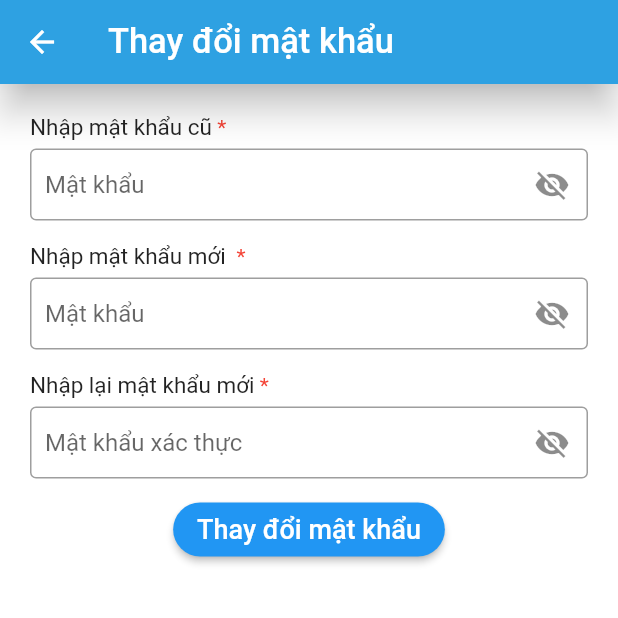
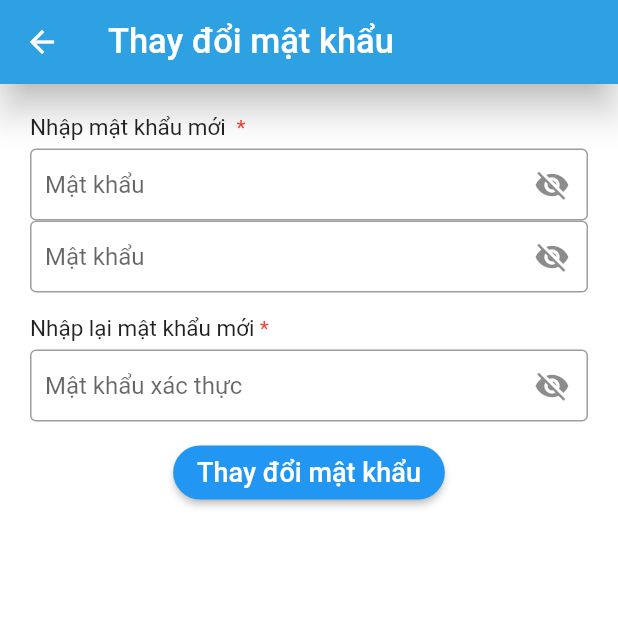
Before and after one commit to HungPham-Coder/HEH_repo, a Flutter app: the renewForgotPass screen opened directly, on a phone screen of 412 x 824 dp, the top half of it. Run offline on Flutter 3.47's test engine with Material 2 defaults, Android fonts, the phone set to English and light mode, and no system bars; our stand-ins replace awesome_notifications, chewie, cloud_firestore, email_validator, firebase_auth, firebase_core and 14 more; missing offline and left inert: agora_chat_sdk, agora_rtc_engine, agora_uikit, dart:ffi, email_otp, flutter_login_facebook; accounts and stored records are empty.

Commit message:
Update forgot password

```diff
--- a/heh_application/lib/ForgotPassword Page/renewPass,.dart
+++ b/heh_application/lib/ForgotPassword Page/renewPass,.dart
@@ -11,12 +11,13 @@ class renewForgotPass extends StatefulWidget {
 }
 
 class _renewForgotPassState extends State<renewForgotPass> {
-  final TextEditingController _oldPassword = TextEditingController();
   final TextEditingController _newPassword = TextEditingController();
   final TextEditingController _confirmPassword = TextEditingController();
-
+  bool validPassword = false;
+  bool validConfirmPass = false;
   bool isObscure = false;
   bool isObscure1 = false;
+
   @override
   void initState() {
     super.initState();
@@ -40,7 +41,6 @@ class _renewForgotPassState extends State<renewForgotPass> {
           padding: const EdgeInsets.all(20),
           child: Column(
             children: [
-              oldPassword(label: "Nhập mật khẩu cũ"),
               newPassword(label: "Nhập mật khẩu mới "),
               confirmPassword(label: "Nhập lại mật khẩu mới"),
               confirm(),
@@ -56,58 +56,11 @@ class _renewForgotPassState extends State<renewForgotPass> {
             style: const ButtonStyle(
                 shape: MaterialStatePropertyAll(RoundedRectangleBorder(
                     borderRadius: BorderRadius.all(Radius.circular(20))))),
-            onPressed: () async {
-
-            },
+            onPressed: () async {},
             child: Container(
               child: const Text("Thay đổi mật khẩu",
                   style: TextStyle(fontSize: 18)),
             )));
-  }
-
-  Widget oldPassword({label}) {
-    return Column(
-      children: <Widget>[
-        Row(
-          children: <Widget>[
-            Text(
-              label,
-              style: const TextStyle(
-                  fontSize: 15,
-                  fontWeight: FontWeight.w400,
-                  color: Colors.black87),
-            ),
-            const Text(
-              " *",
-              style: TextStyle(color: Colors.red),
-            ),
-          ],
-        ),
-        const SizedBox(height: 5),
-        TextFormField(
-          controller: _oldPassword,
-          obscureText: isObscure,
-          decoration: InputDecoration(
-              suffixIcon: IconButton(
-                  onPressed: () {
-                    setState(() {
-                      isObscure = !isObscure;
-                    });
-                  },
-                  icon: Icon(
-                      isObscure ? Icons.visibility_off : Icons.visibility)),
-              hintText: 'Mật khẩu',
-              contentPadding:
-                  const EdgeInsets.symmetric(vertical: 0, horizontal: 10),
-              enabledBorder: const OutlineInputBorder(
-                borderSide: BorderSide(color: Colors.grey),
-              ),
-              border: const OutlineInputBorder(
-                  borderSide: BorderSide(color: Colors.grey))),
-        ),
-        const SizedBox(height: 15)
-      ],
-    );
   }
 
   Widget newPassword({label}) {
@@ -129,7 +82,23 @@ class _renewForgotPassState extends State<renewForgotPass> {
           ],
         ),
         const SizedBox(height: 5),
-        TextFormField(
+        Form(
+          autovalidateMode: AutovalidateMode.onUserInteraction,
+          child: TextFormField(
+            validator: (value) {
+              if (value!.isEmpty) {
+                validPassword = false;
+                return "Hãy nhập mật khẩu";
+              }
+              if (value.length < 6) {
+                validPassword = false;
+                return "Mật khẩu phải ít nhất 6 ký tự";
+              } else {
+                if (value.isNotEmpty) {
+                  validPassword = true;
+                }
+              }
+            },
             controller: _newPassword,
             obscureText: isObscure,
             decoration: InputDecoration(
@@ -149,6 +118,45 @@ class _renewForgotPassState extends State<renewForgotPass> {
                 ),
                 border: const OutlineInputBorder(
                     borderSide: BorderSide(color: Colors.grey))),
+          ),
+        ),
+        Form(
+          autovalidateMode: AutovalidateMode.onUserInteraction,
+          child: TextFormField(
+            validator: (value) {
+              if (value!.isEmpty) {
+                validPassword = false;
+                return "Hãy nhập mật khẩu";
+              }
+              if (value.length < 6) {
+                validPassword = false;
+                return "Mật khẩu phải ít nhất 6 ký tự";
+              } else {
+                if (value.isNotEmpty) {
+                  validPassword = true;
+                }
+              }
+            },
+            controller: _newPassword,
+            obscureText: isObscure,
+            decoration: InputDecoration(
+                suffixIcon: IconButton(
+                    onPressed: () {
+                      setState(() {
+                        isObscure = !isObscure;
+                      });
+                    },
+                    icon: Icon(
+                        isObscure ? Icons.visibility_off : Icons.visibility)),
+                hintText: 'Mật khẩu',
+                contentPadding:
+                    const EdgeInsets.symmetric(vertical: 0, horizontal: 10),
+                enabledBorder: const OutlineInputBorder(
+                  borderSide: BorderSide(color: Colors.grey),
+                ),
+                border: const OutlineInputBorder(
+                    borderSide: BorderSide(color: Colors.grey))),
+          ),
         ),
         const SizedBox(height: 15)
       ],
@@ -174,7 +182,22 @@ class _renewForgotPassState extends State<renewForgotPass> {
           ],
         ),
         const SizedBox(height: 5),
-        TextFormField(
+        Form(
+          autovalidateMode: AutovalidateMode.onUserInteraction,
+          child: TextFormField(
+            validator: (value) {
+              if (value!.isEmpty) {
+                validConfirmPass = false;
+                return "Hãy nhập mật khẩu xác thực";
+              } else if (value != _newPassword.text) {
+                validConfirmPass = false;
+                return "Mật Khẩu xác thực không trùng với mật khẩu";
+              } else {
+                if (value.isNotEmpty) {
+                  validConfirmPass = true;
+                }
+              }
+            },
             controller: _confirmPassword,
             obscureText: isObscure1,
             decoration: InputDecoration(
@@ -195,6 +218,7 @@ class _renewForgotPassState extends State<renewForgotPass> {
                 border: const OutlineInputBorder(
                     borderSide: BorderSide(color: Colors.grey))),
           ),
+        ),
         const SizedBox(height: 0)
       ],
     );
```
Also changed, not shown: heh_application/lib/SignUp Page/signup.dart (+20 -49 lines). Lines whose indentation alone changed are shown as unchanged.
